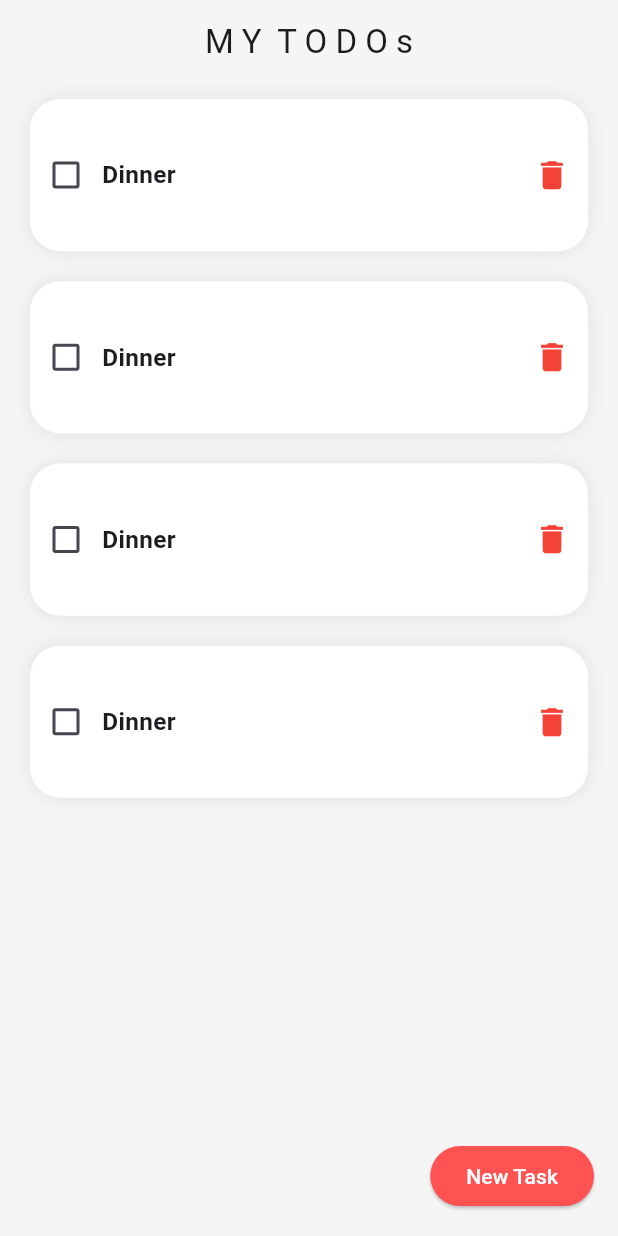
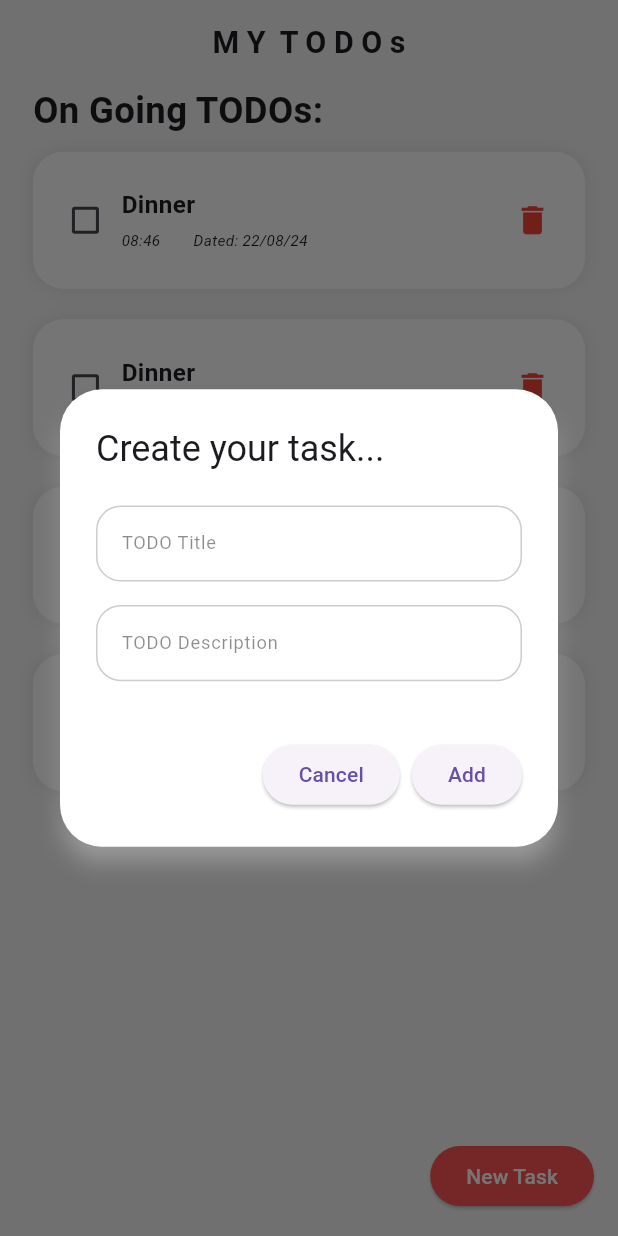
Before and after one commit to AdnanBashir87/todo_flutter_bloc_app, a Flutter app: the TodoPage screen opened directly, after a tap on "New Task", on a phone screen of 412 x 824 dp. Run offline on Flutter 3.47's test engine with Material 3 defaults, Android fonts, the phone set to English and light mode, and no system bars; our stand-ins replace equatable, firebase_core, flutter_bloc, flutter_screenutil; accounts and stored records are empty.

Commit message:
app code updated

```diff
--- /dev/null
+++ b/lib/data/model/todo_data_model.dart
@@ -0,0 +1,41 @@
+import 'package:intl/intl.dart'; // Import this for date and time formatting
+
+class Todo {
+  String title;
+  String description;
+  DateTime date; // Use DateTime to handle both date and time
+  bool isDone;
+
+  Todo({
+    required this.title,
+    required this.description,
+    required this.date,
+    this.isDone = false,
+  });
+
+  // Convert a Todo object to a Map for saving to a database or sharing over a network
+  Map<String, dynamic> toMap() {
+    return {
+      'title': title,
+      'description': description,
+      'date': date.toIso8601String(), // Convert DateTime to ISO 8601 string
+      'isDone': isDone,
+    };
+  }
+
+  // Convert a Map to a Todo object
+  factory Todo.fromMap(Map<String, dynamic> map) {
+    return Todo(
+      title: map['title'],
+      description: map['description'],
+      date: DateTime.parse(map['date']), // Convert ISO 8601 string to DateTime
+      isDone: map['isDone'],
+    );
+  }
+
+  // Optional: Provide a string representation of the Todo object
+  @override
+  String toString() {
+    return 'Todo{title: $title, description: $description, date: ${DateFormat('yyyy-MM-dd – kk:mm').format(date)}, isDone: $isDone}';
+  }
+}
--- /dev/null
+++ b/lib/data/repository/firebase_repository.dart
@@ -0,0 +1 @@
+class TodoRepository {}
--- a/lib/pages/onboarding_page/onboarding_page.dart
+++ b/lib/pages/onboarding_page/onboarding_page.dart
@@ -1,6 +1,5 @@
 import 'package:flutter/material.dart';
 import 'package:flutter_screenutil/flutter_screenutil.dart';
-import 'package:todo_flutter_bloc_app/main.dart';
 import 'package:todo_flutter_bloc_app/pages/todo_page/todo_page.dart';
 
 class OnboardingPage extends StatefulWidget {
--- /dev/null
+++ b/lib/pages/todo_page/bloc/todo_bloc.dart
@@ -0,0 +1,13 @@
+import 'dart:async';
+
+import 'package:todo_flutter_bloc_app/pages/todo_page/bloc/todo_event.dart';
+import 'package:todo_flutter_bloc_app/pages/todo_page/bloc/todo_state.dart';
+import 'package:flutter_bloc/flutter_bloc.dart';
+
+class TodoBloc extends Bloc<TodoEvent, TodoState> {
+  TodoBloc() : super(Loading()) {
+    on<AddTask>(_onAddTask);
+  }
+
+  void _onAddTask(AddTask event, Emitter<TodoState> emit) {}
+}
--- /dev/null
+++ b/lib/pages/todo_page/bloc/todo_event.dart
@@ -0,0 +1,8 @@
+import 'package:equatable/equatable.dart';
+
+abstract class TodoEvent extends Equatable {}
+
+class AddTask extends TodoEvent {
+  @override
+  List<Object?> get props => [];
+}
--- /dev/null
+++ b/lib/pages/todo_page/bloc/todo_state.dart
@@ -0,0 +1,8 @@
+import 'package:equatable/equatable.dart';
+
+abstract class TodoState extends Equatable {}
+
+class Loading extends TodoState {
+  @override
+  List<Object?> get props => [];
+}
--- a/lib/pages/todo_page/todo_page.dart
+++ b/lib/pages/todo_page/todo_page.dart
@@ -1,5 +1,6 @@
 import 'package:flutter/material.dart';
 import 'package:flutter_screenutil/flutter_screenutil.dart';
+import 'package:todo_flutter_bloc_app/pages/todo_page/widgets/todo_widgets.dart';
 
 class TodoPage extends StatefulWidget {
   const TodoPage({super.key});
@@ -15,17 +16,67 @@ class _TodoPageState extends State<TodoPage> {
       backgroundColor: Colors.grey.shade100,
       appBar: AppBar(
         backgroundColor: Colors.grey.shade100,
-        title: const Text("M Y  T O D O s"),
+        title: Text(
+          "M Y  T O D O s",
+          style: TextStyle(
+            fontSize: 20.sp,
+            fontWeight: FontWeight.bold,
+          ),
+        ),
         centerTitle: true,
       ),
-      body: ListView.builder(
+      body: Padding(
+        padding: EdgeInsets.symmetric(horizontal: 20.w),
+        child: Column(
+          crossAxisAlignment: CrossAxisAlignment.start,
+          children: [
+            Text(
+              "On Going TODOs:",
+              style: TextStyle(
+                fontSize: 24.sp,
+                fontWeight: FontWeight.bold,
+              ),
+            ),
+            Expanded(
+              child: ListView.builder(
                 itemCount: 4,
                 itemBuilder: (context, index) {
                   return todoContainer();
                 },
               ),
+            )
+          ],
+        ),
+      ),
       floatingActionButton: ElevatedButton(
-        onPressed: () {},
+        onPressed: () {
+          showDialog(
+            context: context,
+            builder: (context) => AlertDialog(
+              backgroundColor: Colors.white,
+              shadowColor: Colors.white,
+              title: const Text("Create your task..."),
+              content: SizedBox(
+                height: 135.h,
+                child: Column(
+                  children: [
+                    todoTextField(hintText: "TODO Title"),
+                    SizedBox(height: 10.h),
+                    todoTextField(hintText: "TODO Description"),
+                  ],
+                ),
+              ),
+              actions: [
+                ElevatedButton(
+                    onPressed: () {
+                      Navigator.pop(context);
+                    },
+                    child: const Text("Cancel")),
+                ElevatedButton(onPressed: () {}, child: const Text("Add")),
+              ],
+            ),
+          );
+        },
         style: ElevatedButton.styleFrom(backgroundColor: Colors.redAccent),
         child: const Text(
           "New Task",
@@ -40,8 +91,9 @@ class _TodoPageState extends State<TodoPage> {
 
 Widget todoContainer() {
   return Container(
-    margin: const EdgeInsets.symmetric(horizontal: 20, vertical: 10),
-    height: 100.h,
+    padding: EdgeInsets.symmetric(horizontal: 10.w),
+    margin: EdgeInsets.symmetric(vertical: 10.h),
+    height: 90.h,
     width: 375.w,
     decoration: BoxDecoration(
       color: Colors.white,
@@ -63,12 +115,40 @@ Widget todoContainer() {
               value: false,
               onChanged: (value) {},
             ),
+            Column(
+              mainAxisAlignment: MainAxisAlignment.center,
+              crossAxisAlignment: CrossAxisAlignment.start,
+              children: [
                 Text(
                   "Dinner",
                   style: TextStyle(
                     fontSize: 16.sp,
                     fontWeight: FontWeight.bold,
                   ),
+                ),
+                const SizedBox(height: 5),
+                Row(
+                  children: [
+                    Text(
+                      "08:46",
+                      style: TextStyle(
+                        fontSize: 10.sp,
+                        fontWeight: FontWeight.normal,
+                        fontStyle: FontStyle.italic,
+                      ),
+                    ),
+                    SizedBox(width: 20.w),
+                    Text(
+                      "Dated: 22/08/24",
+                      style: TextStyle(
+                        fontSize: 10.sp,
+                        fontWeight: FontWeight.normal,
+                        fontStyle: FontStyle.italic,
+                      ),
+                    ),
+                  ],
+                ),
+              ],
             ),
           ],
         ),
--- /dev/null
+++ b/lib/pages/todo_page/widgets/todo_widgets.dart
@@ -0,0 +1,43 @@
+import 'package:flutter/material.dart';
+import 'package:flutter_screenutil/flutter_screenutil.dart';
+
+Widget todoTextField({required String hintText, Function(String)? onChanged}) {
+  return Container(
+    margin: EdgeInsets.only(top: 5.w),
+    width: 325.w,
+    height: 50.h,
+    decoration: BoxDecoration(
+      color: Colors.white,
+      borderRadius: BorderRadius.circular(15.w),
+      border: Border.all(
+        color: const Color.fromARGB(255, 204, 204, 204),
+      ),
+    ),
+    child: TextFormField(
+      onChanged: onChanged,
+      decoration: InputDecoration(
+        hintText: hintText,
+        border: const OutlineInputBorder(
+          borderSide: BorderSide(color: Colors.transparent),
+        ),
+        disabledBorder: const OutlineInputBorder(
+          borderSide: BorderSide(color: Colors.transparent),
+        ),
+        focusedBorder: const OutlineInputBorder(
+          borderSide: BorderSide(color: Colors.transparent),
+        ),
+        enabledBorder: const OutlineInputBorder(
+          borderSide: BorderSide(color: Colors.transparent),
+        ),
+        hintStyle: const TextStyle(
+          color: Colors.black45,
+        ),
+      ),
+      style: TextStyle(
+        color: Colors.black,
+        fontSize: 12.sp,
+        fontWeight: FontWeight.normal,
+      ),
+    ),
+  );
+}
--- a/pubspec.yaml
+++ b/pubspec.yaml
@@ -8,11 +8,14 @@ dependencies:
   flutter:
     sdk: flutter
   firebase_core:
+  cloud_firestore:
+  equatable:
   bloc:
   flutter_bloc:
   flutter_easyloading:
   flutter_screenutil:
   cupertino_icons: ^1.0.8
+  intl: ^0.19.0
 dev_dependencies:
   flutter_test:
     sdk: flutter
```
Also changed, not shown: pubspec.lock. Lines whose indentation alone changed are shown as unchanged.
